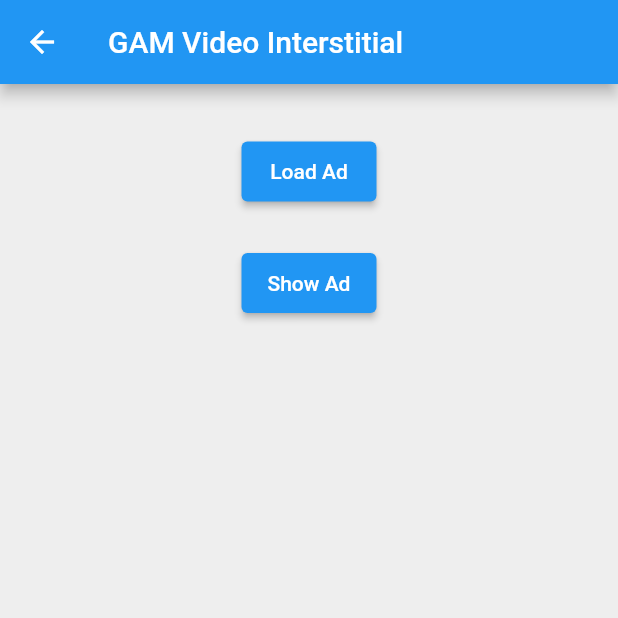
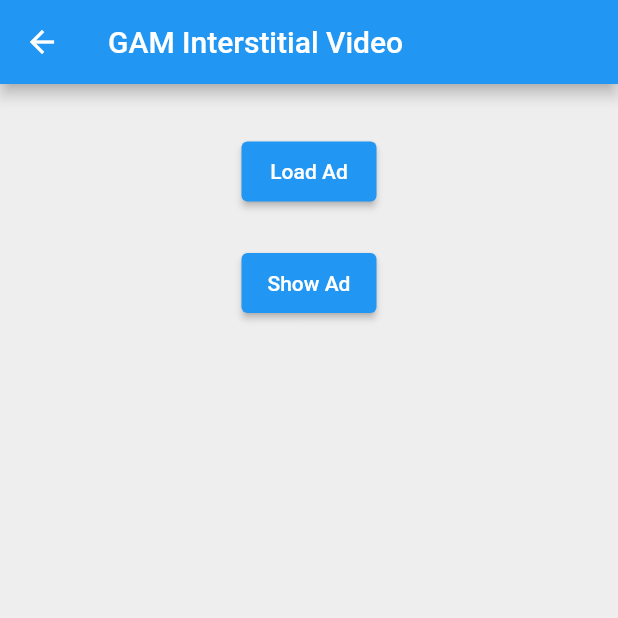
Before and after one commit to PubMatic/flutter-openwrap-event-handler-gam, a Flutter app: the screen it shows after launch, after a tap on "Interstitial Video", on a phone screen of 412 x 824 dp, the top half of it. Run offline on Flutter 3.47's test engine with Material 2 defaults, Android fonts, the phone set to English and light mode, and no system bars; our stand-ins replace google_mobile_ads, permission_handler, toast; missing offline and left inert: flutter_openwrap_sdk.

Commit message:
Release 1.0.1

```diff
--- a/example/lib/main.dart
+++ b/example/lib/main.dart
@@ -11,7 +11,6 @@ void main() {
 const List<String> adType = [
   'Banner',
   'MREC Display',
-  'MREC Video',
   'Interstitial Display',
   'Interstitial Video'
 ];
@@ -101,17 +100,10 @@ class SubRow extends StatelessWidget {
             Navigator.push(
               context,
               MaterialPageRoute(
-                  builder: (context) => const GAMMRECVideoScreen()),
+                  builder: (context) => const GAMInterstitialScreen()),
             );
             break;
           case 3:
-            Navigator.push(
-              context,
-              MaterialPageRoute(
-                  builder: (context) => const GAMInterstitialScreen()),
-            );
-            break;
-          case 4:
             Navigator.push(
               context,
               MaterialPageRoute(
--- a/example/lib/screens/screens.dart
+++ b/example/lib/screens/screens.dart
@@ -1,5 +1,4 @@
 export 'banner/gam_banner_screen.dart';
 export 'interstitial/gam_interstitial_screen.dart';
 export 'mrec_display/gam_mrec_display_screen.dart';
-export 'mrec_video/gam_mrec_video_screen.dart';
 export 'video_interstitial/gam_video_interstitial_screen.dart';
--- a/example/lib/screens/video_interstitial/gam_video_interstitial_screen.dart
+++ b/example/lib/screens/video_interstitial/gam_video_interstitial_screen.dart
@@ -91,7 +91,7 @@ class _GAMInterstitialVideoScreen extends State<GAMInterstitialVideoScreen> {
           },
           child: const Icon(Icons.arrow_back),
         ),
-        title: const Text('GAM Video Interstitial'),
+        title: const Text('GAM Interstitial Video'),
       ),
       body: Container(
         color: Colors.grey[200],
--- a/example/pubspec.yaml
+++ b/example/pubspec.yaml
@@ -12,7 +12,7 @@ dependencies:
   flutter_openwrap_event_handler_gam:
     path: ../
   flutter_openwrap_sdk:
-    version: ^1.0.0
+    version: ^1.0.1
   cupertino_icons: ^1.0.2
   google_mobile_ads: ^3.0.0
   permission_handler: <9.1.0
--- a/pubspec.yaml
+++ b/pubspec.yaml
@@ -1,6 +1,6 @@
 name: flutter_openwrap_event_handler_gam
 description: Dart package for supporting OpenWrap SDK's GAM header bidding.
-version: 1.0.0
+version: 1.0.1
 repository: https://github.com/PubMatic/flutter-openwrap-event-handler-gam
 homepage: https://community.pubmatic.com/display/OB/OpenWrap+SDK+Home
 
@@ -14,7 +14,7 @@ dependencies:
   google_mobile_ads: ^3.0.0
   meta: ^1.7.0
   flutter_openwrap_sdk:
-    version: ^1.0.0
+    version: ^1.0.1
 
 
 dev_dependencies:
```
Also changed, not shown: 3 other files.
